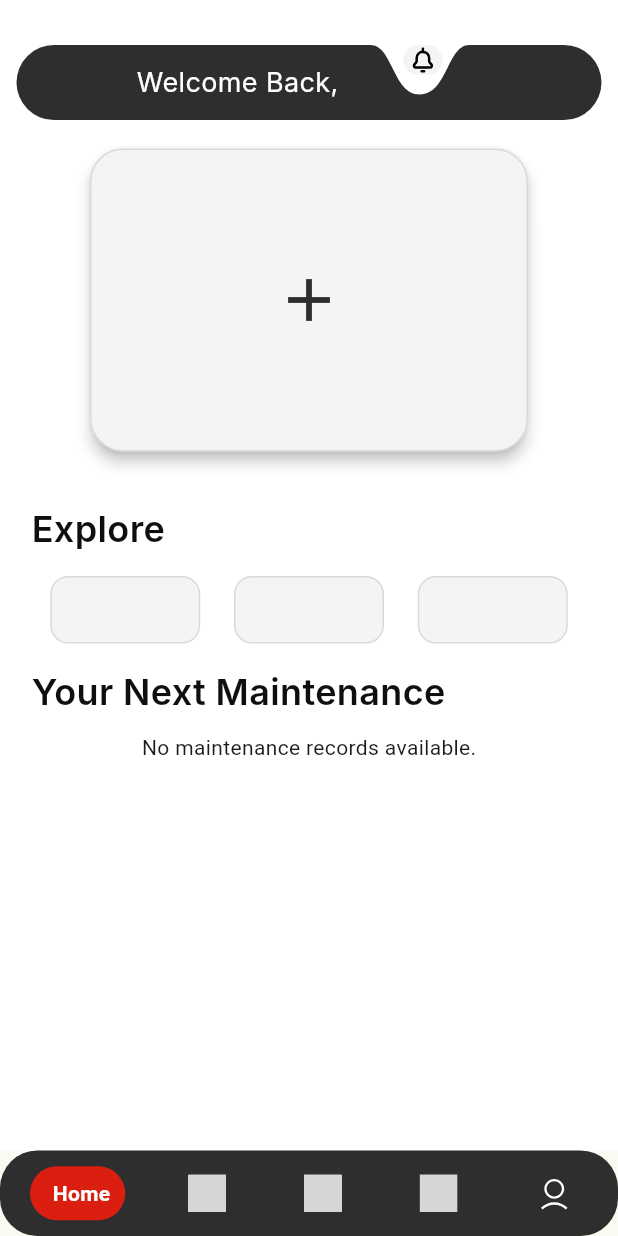
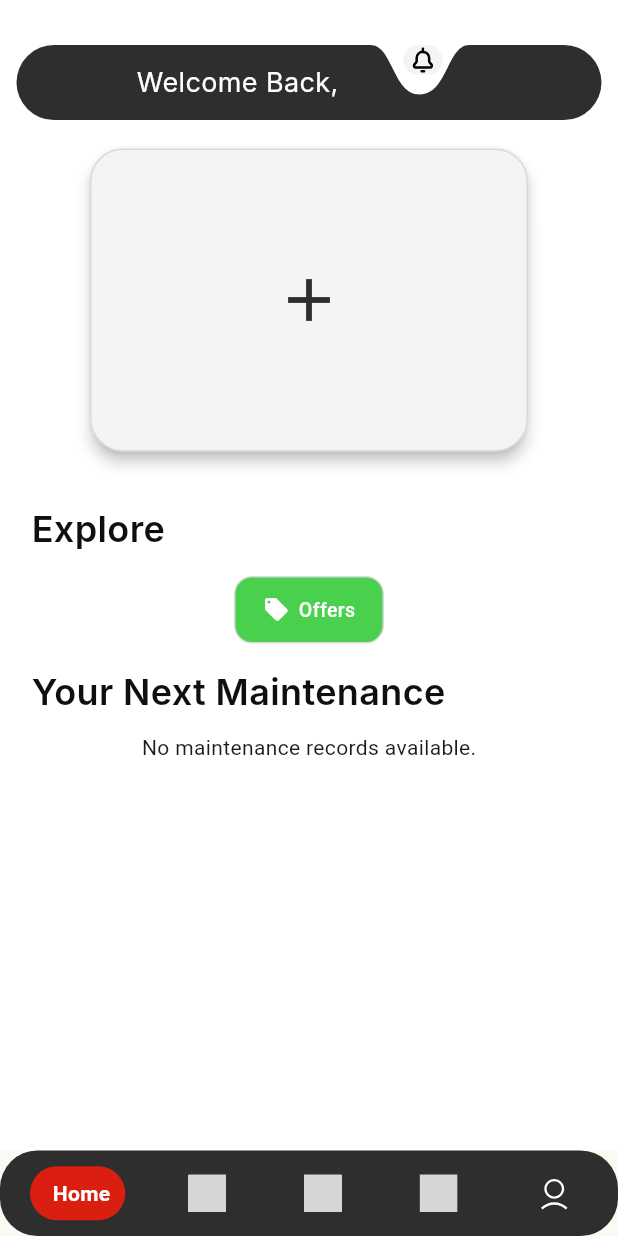
Before and after one commit to MostafaM117/car_maintenance_app, a Flutter app: the screen it shows once a user with an empty profile is signed in, on a phone screen of 412 x 824 dp. Run offline on Flutter 3.47's test engine with Material 3 defaults, Android fonts, the phone set to English and light mode, and no system bars; drawn by our look-alikes of google_nav_bar; our stand-ins replace card_swiper, cloud_firestore, dash_chat_2, firebase_auth, firebase_core, flutter_card_swiper and 17 more; accounts and stored records are empty; Roboto replaces fonts that are missing (Inter); grey boxes are pictures that could not be loaded.

Commit message:
Offers-User Done

```diff
--- a/lib/screens/home_page.dart
+++ b/lib/screens/home_page.dart
@@ -1,6 +1,7 @@
 import 'package:car_maintenance/constants/app_colors.dart';
 import 'package:car_maintenance/models/MaintID.dart';
 import 'package:car_maintenance/models/maintenanceModel.dart';
+import 'package:car_maintenance/screens/user_offers.dart';
 import 'package:cloud_firestore/cloud_firestore.dart';
 import 'package:firebase_auth/firebase_auth.dart';
 import 'package:flutter/material.dart';
@@ -264,9 +265,13 @@ class _HomePageState extends State<HomePage> {
             Row(
               mainAxisAlignment: MainAxisAlignment.spaceEvenly,
               children: [
-                _buildExploreCard(),
-                _buildExploreCard(),
-                _buildExploreCard(),
+                _buildExploreCard("offers", Icons.local_offer,
+                    const Color.fromARGB(255, 73, 209, 78), () {
+                  Navigator.push(
+                    context,
+                    MaterialPageRoute(builder: (context) => UserFeedScreen()),
+                  );
+                }),
               ],
             ),
 
@@ -447,15 +452,18 @@ class _HomePageState extends State<HomePage> {
 }
 
 Widget _buildExploreCard(
-    // BuildContext context, String title, IconData icon, Color color, VoidCallback onTap
-    ) {
+  String title,
+  IconData icon,
+  Color color,
+  VoidCallback onTap,
+) {
   return GestureDetector(
-    // onTap: ,
+    onTap: onTap,
     child: Container(
       width: 100,
       height: 45,
       decoration: ShapeDecoration(
-        color: AppColors.secondaryText,
+        color: color, // AppColors.secondaryText or passed color
         shape: RoundedRectangleBorder(
           side: BorderSide(
             width: 1,
@@ -464,25 +472,23 @@ Widget _buildExploreCard(
           borderRadius: BorderRadius.circular(12),
         ),
       ),
-      child: Column(
+      child: Row(
         mainAxisAlignment: MainAxisAlignment.center,
         children: [
-          Container(
-            padding: EdgeInsets.all(10),
-            decoration: BoxDecoration(
-              // color: color.withOpacity(0.1),
-              shape: BoxShape.circle,
+          Icon(
+            icon,
+            size: 18,
+            color: Colors.white,
+          ),
+          SizedBox(width: 6),
+          Text(
+            title[0].toUpperCase() + title.substring(1), // Capitalize
+            style: TextStyle(
+              fontSize: 13,
+              fontWeight: FontWeight.w500,
+              color: Colors.white,
             ),
           ),
-          SizedBox(height: 8),
-          // Text(
-          //   title,
-          //   style: TextStyle(
-          //     fontSize: 14,
-          //     fontWeight: FontWeight.w500,
-          //     color: Colors.black87,
-          //   ),
-          // ),
         ],
       ),
     ),
```
Also changed, not shown: lib/screens/user_feed.dart (deleted, +0 -142 lines), lib/screens/user_offers.dart (added, +45 -0 lines), 125 other files.
